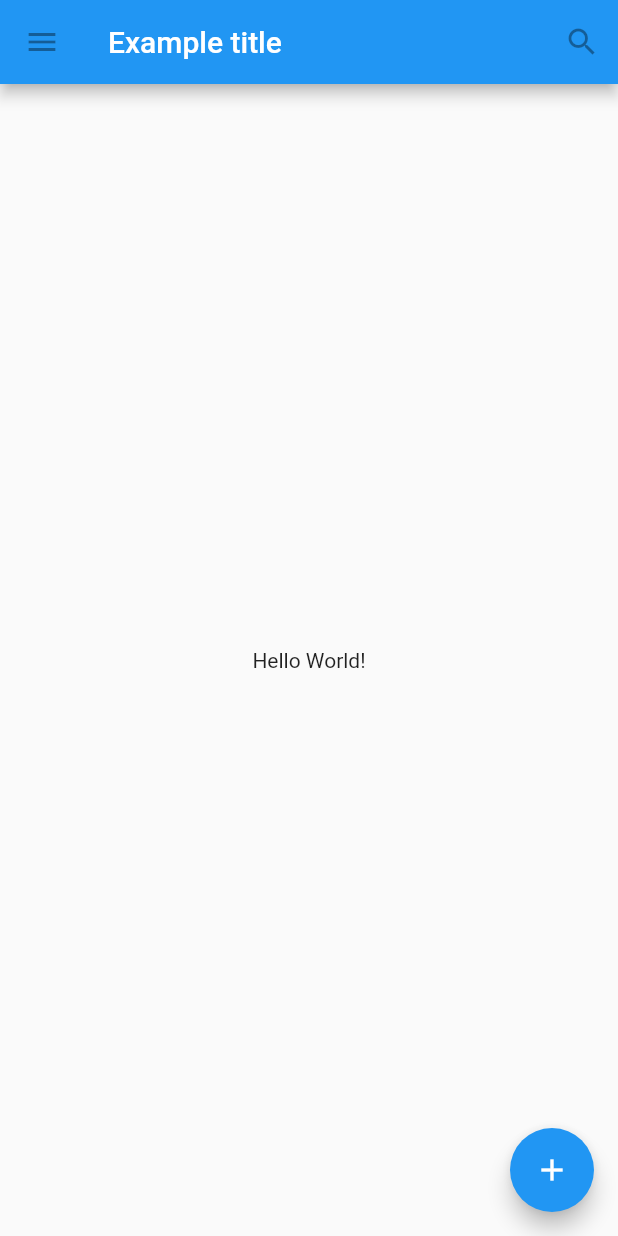
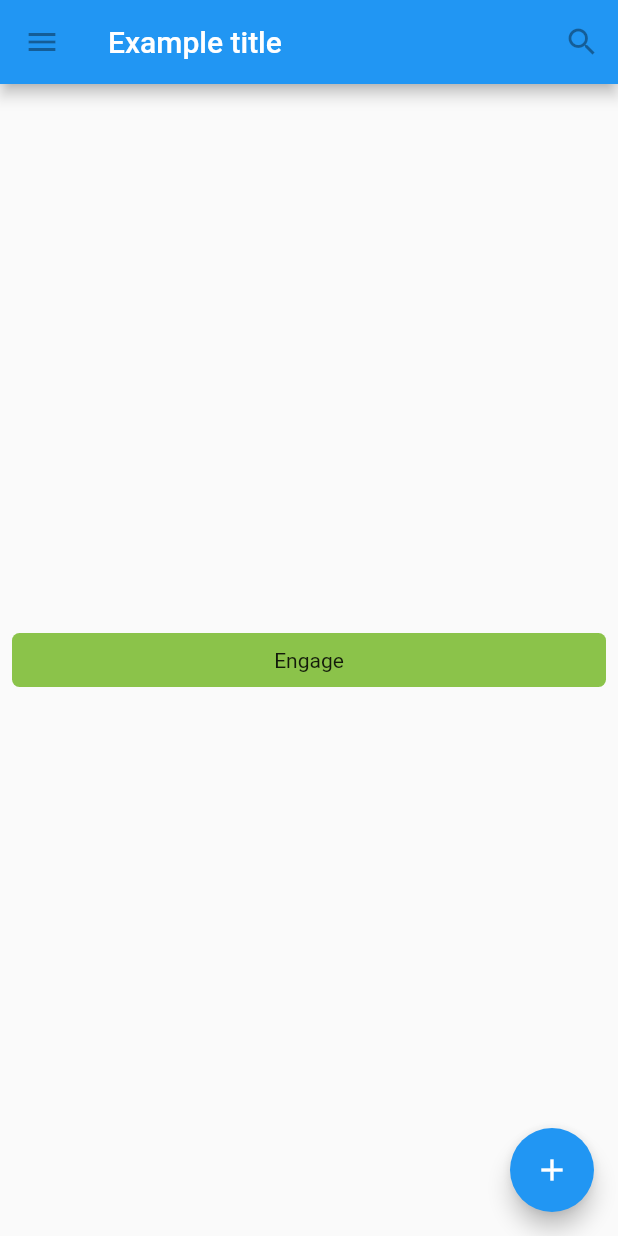
Before and after one commit to Miguelslo27/Flutter-Widget-Framework, a Flutter app: the screen it shows after launch, on a phone screen of 412 x 824 dp. Run offline on Flutter 3.47's test engine with Material 2 defaults, Android fonts, the phone set to English and light mode, and no system bars.

Commit message:
Added MyButton with GestureDetector widget

```diff
--- a/lib/main.dart
+++ b/lib/main.dart
@@ -35,7 +35,7 @@ class MyScaffold extends StatelessWidget {
       ),
       // Sustituí el expand hijo de Material por el argumento body del Scaffold
       body: Center(
-        child: Text("Hello World!")
+        child: MyButton()
       ),
       // Agregue un action flotante
       floatingActionButton: FloatingActionButton(
@@ -46,3 +46,26 @@ class MyScaffold extends StatelessWidget {
     );
   }
 }
+
+class MyButton extends StatelessWidget {
+  @override
+  Widget build(BuildContext context) {
+    return GestureDetector(
+      onTap: () {
+        print("My button was tapped!");
+      },
+      child: Container(
+        height: 36.0,
+        padding: const EdgeInsets.all(8.0),
+        margin: const EdgeInsets.symmetric(horizontal: 8.0),
+        decoration: BoxDecoration(
+          borderRadius: BorderRadius.circular(5.0),
+          color: Colors.lightGreen[500]
+        ),
+        child: Center(
+          child: Text("Engage")
+        )
+      )
+    );
+  }
+}
```
